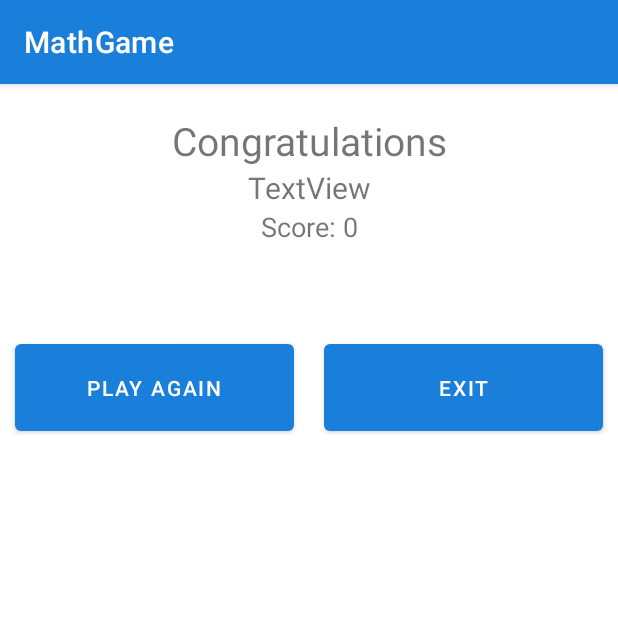
After one commit to JoseTheChamp/MathGame, an Android app: the end_game screen opened directly, with no data from a screen before it, on a phone screen of 412 x 824 dp, the top half of it. The commit adds this screen. Run offline under Robolectric (Android 15) with nearby library versions, the phone set to English and light mode, and no system bars.

Commit message:
Main game loop done.

```diff
--- a/app/src/main/AndroidManifest.xml
+++ b/app/src/main/AndroidManifest.xml
@@ -9,6 +9,9 @@
         android:roundIcon="@mipmap/ic_launcher_round"
         android:supportsRtl="true"
         android:theme="@style/Theme.MathGame">
+        <activity
+            android:name=".end_game"
+            android:exported="false" />
         <activity
             android:name=".Game"
             android:exported="false" />
--- /dev/null
+++ b/app/src/main/java/com/company/mathgame/end_game.java
@@ -0,0 +1,57 @@
+package com.company.mathgame;
+
+import androidx.appcompat.app.AppCompatActivity;
+
+import android.content.Intent;
+import android.os.Bundle;
+import android.view.View;
+import android.widget.Button;
+import android.widget.TextView;
+
+public class end_game extends AppCompatActivity {
+
+    Button buttonExit;
+    Button buttonAgain;
+    TextView textViewScore;
+
+    @Override
+    protected void onCreate(Bundle savedInstanceState) {
+        super.onCreate(savedInstanceState);
+        setContentView(R.layout.activity_end_game);
+
+        buttonAgain = findViewById(R.id.buttonPlayAgain);
+        buttonExit = findViewById(R.id.buttonExit);
+        textViewScore = findViewById(R.id.textViewScore);
+
+        textViewScore.setText("Score: " + getIntent().getIntExtra("Score",0)+"");
+        char operation = getIntent().getCharExtra("Operation",' ');
+        switch (operation){
+            case '+':
+                textViewScore.setText("Addition");
+                break;
+            case '-':
+                textViewScore.setText("Subtraction");
+                break;
+            case '*':
+                textViewScore.setText("Multiplication");
+                break;
+            case '/':
+                textViewScore.setText("Division");
+                break;
+        }
+        buttonExit.setOnClickListener(new View.OnClickListener() {
+            @Override
+            public void onClick(View view) {
+                finish();
+            }
+        });
+        buttonAgain.setOnClickListener(new View.OnClickListener() {
+            @Override
+            public void onClick(View view) {
+                Intent intent = new Intent(end_game.this,MainActivity.class);
+                startActivity(intent);
+                finish();
+            }
+        });
+    }
+}
--- /dev/null
+++ b/app/src/main/res/layout/activity_end_game.xml
@@ -0,0 +1,64 @@
+<?xml version="1.0" encoding="utf-8"?>
+<LinearLayout xmlns:android="http://schemas.android.com/apk/res/android"
+    xmlns:app="http://schemas.android.com/apk/res-auto"
+    xmlns:tools="http://schemas.android.com/tools"
+    android:layout_width="match_parent"
+    android:layout_height="match_parent"
+    android:gravity="center_horizontal"
+    android:orientation="vertical"
+    tools:context=".end_game">
+
+    <TextView
+        android:id="@+id/textView2"
+        android:layout_width="match_parent"
+        android:layout_height="wrap_content"
+        android:layout_marginTop="20dp"
+        android:gravity="center_horizontal"
+        android:text="Congratulations"
+        android:textSize="26sp" />
+
+    <TextView
+        android:id="@+id/textView6"
+        android:layout_width="match_parent"
+        android:layout_height="wrap_content"
+        android:gravity="center_horizontal"
+        android:text="TextView"
+        android:textSize="20dp" />
+
+    <TextView
+        android:id="@+id/textViewScore"
+        android:layout_width="match_parent"
+        android:layout_height="wrap_content"
+        android:gravity="center_horizontal"
+        android:text="Score:"
+        android:textSize="18sp" />
+
+    <LinearLayout
+        android:layout_width="match_parent"
+        android:layout_height="match_parent"
+        android:layout_marginTop="60dp"
+        android:orientation="horizontal">
+
+        <Button
+            android:id="@+id/buttonPlayAgain"
+            android:layout_width="100dp"
+            android:layout_height="70dp"
+            android:layout_marginStart="10dp"
+            android:layout_marginLeft="10dp"
+            android:layout_marginEnd="10dp"
+            android:layout_marginRight="10dp"
+            android:layout_weight="1"
+            android:text="Play again" />
+
+        <Button
+            android:id="@+id/buttonExit"
+            android:layout_width="100dp"
+            android:layout_height="70dp"
+            android:layout_marginStart="10dp"
+            android:layout_marginLeft="10dp"
+            android:layout_marginEnd="10dp"
+            android:layout_marginRight="10dp"
+            android:layout_weight="1"
+            android:text="exit" />
+    </LinearLayout>
+</LinearLayout>
```
Also changed, not shown: app/src/main/java/com/company/mathgame/Game.java (+165 -0 lines), app/src/main/java/com/company/mathgame/MainActivity.java (+29 -0 lines), app/src/main/res/layout/activity_main.xml (+25 -1 lines).
